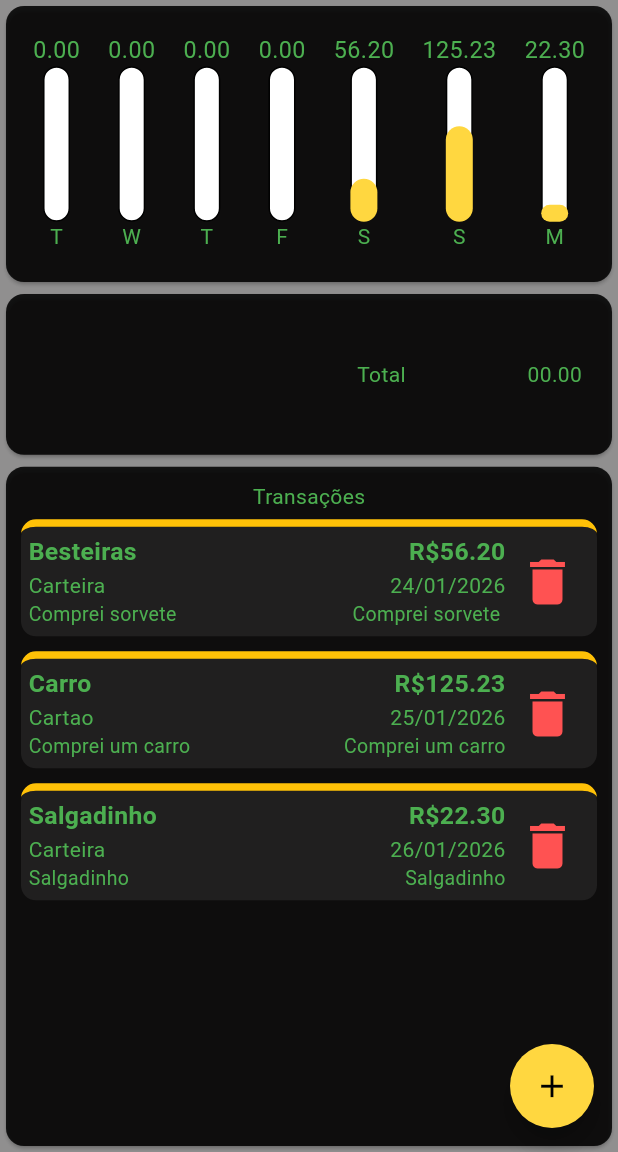
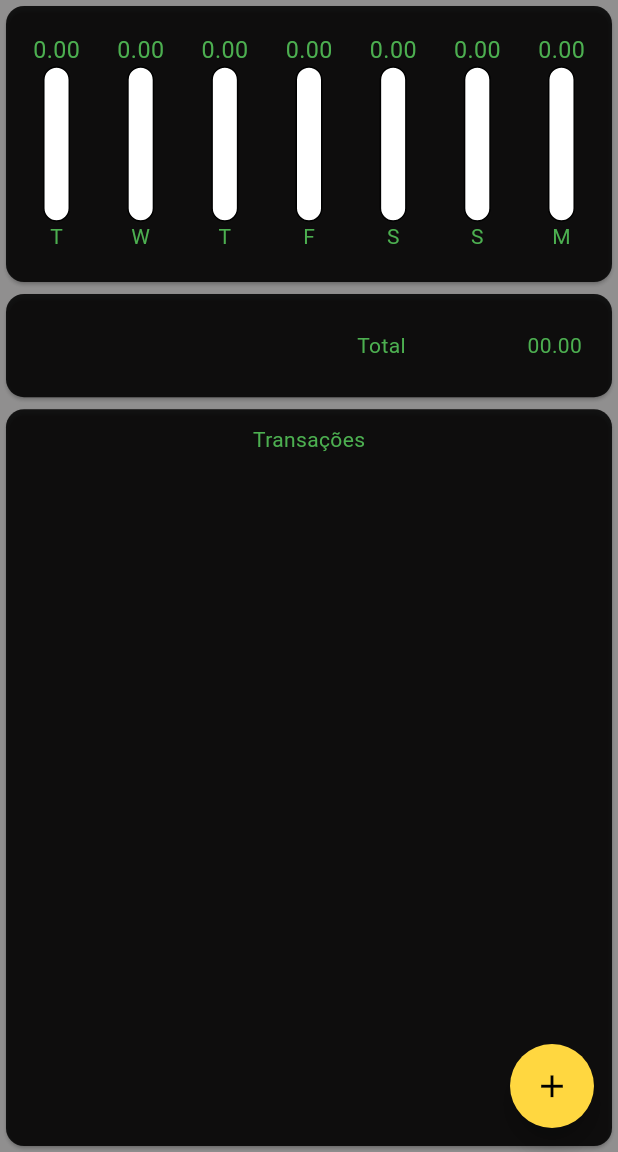
Before and after one commit to jefferson-Felipy/Flutter-Studing, a Flutter app: the screen it shows after launch, on a phone screen of 412 x 824 dp, the part 84-1236 px from its top. Run offline on Flutter 3.47's test engine with Material 3 defaults, Android fonts, the phone set to English and light mode, and no system bars.

Commit message:
Adicionando métodos e propriedades especificas

```diff
--- a/lib/main.dart
+++ b/lib/main.dart
@@ -1,4 +1,5 @@
 import 'package:flutter/material.dart';
+// import 'package:flutter/services.dart';
 import 'package:open_editor/components/transaction_chart.dart';
 import 'package:open_editor/components/transaction_form.dart';
 import 'package:open_editor/components/transaction_list.dart';
@@ -6,6 +7,12 @@ import 'package:open_editor/components/transaction_total.dart';
 import 'package:open_editor/models/transaction.dart';
 
 void main() {
+  // SystemChrome.setPreferredOrientations([
+  //   DeviceOrientation.portraitUp,
+  //   DeviceOrientation.portraitDown,
+  //   DeviceOrientation.landscapeLeft,
+  //   DeviceOrientation.landscapeRight,
+  // ]);
   runApp(const HomePageApp());
 }
 
@@ -58,35 +65,7 @@ class OpenEditorApp extends StatefulWidget {
 
 class OpenEditorAppState extends State<OpenEditorApp> {
   //Lista de transações_
-  final List<Transaction> _transactions = [
-    Transaction(
-      id: '1',
-      value: 56.2,
-      categoria: 'Besteiras',
-      carteira: 'Carteira',
-      date: DateTime.now().subtract(Duration(days: 2)),
-      descricao: 'Sorvete a noite',
-      nota: 'Comprei sorvete ',
-    ),
-    Transaction(
-      id: '2',
-      value: 125.23,
-      categoria: 'Carro',
-      carteira: 'Cartao',
-      date: DateTime.now().subtract(Duration(days: 1)),
-      descricao: 'Carro de formula 1',
-      nota: 'Comprei um carro',
-    ),
-    Transaction(
-      id: '3',
-      value: 22.3,
-      categoria: 'Salgadinho',
-      carteira: 'Carteira',
-      date: DateTime.now(),
-      descricao: 'Comprei salgadinhp',
-      nota: 'Salgadinho',
-    ),
-  ];
+  final List<Transaction> _transactions = [];
 
   //Lista de transações da mesma semana filtrada usando o where()_
   List<Transaction> get _recentTransactions {
@@ -95,6 +74,34 @@ class OpenEditorAppState extends State<OpenEditorApp> {
     }).toList();
   }
 
+  //Criando novas transações_
+  void _createNewTransaction(Transaction tr) {
+    setState(() {
+      _transactions.add(
+        Transaction(
+          id: tr.id,
+          value: tr.value,
+          categoria: tr.categoria,
+          carteira: tr.carteira,
+          date: tr.date,
+          descricao: tr.descricao,
+          nota: tr.nota,
+          verifyTransaction: tr.verifyTransaction,
+        ),
+      );
+    });
+  }
+
+  //removendo transações_
+  void _removeTransaction(String id) {
+    setState(() {
+      _transactions.removeWhere((tr) {
+        return tr.id == id;
+      });
+    });
+  }
+
+  //Modal inferior para o formulário_
   void sheetModalBottom() {
     showModalBottomSheet(
       elevation: 6,
@@ -103,22 +110,32 @@ class OpenEditorAppState extends State<OpenEditorApp> {
       isScrollControlled: true,
       context: context,
       builder: (_) {
-        return TransactionForm();
+        return TransactionForm(createTransaction: _createNewTransaction);
       },
     );
   }
 
-  void _removeTransaction(String id) {
-    setState(() {
-      _transactions.removeWhere((tr) {
-        return tr.id == id;
-      });
-    });
+  //verifica se o chart esta ativo_
+  bool isChart = true;
+  //OBS: Toda propriedade que sofrerá mudança de estado ao decorrer da aplicação,
+  //deve ficar fora do método build();
+  //O método build() não guarda estado;
+
+  //Calcula a soma das transações_
+  double sumTransactions() {
+    return _recentTransactions.fold(
+      0.0,
+      (initValue, tr) => initValue + tr.value,
+    );
   }
 
   @override
   Widget build(BuildContext context) {
     final MediaQueryData mediaQuery = MediaQuery.of(context);
+
+    //verifica se a tela esta na orientação paisagem_
+    final bool windowOrientationLandscape =
+        mediaQuery.orientation == Orientation.landscape;
 
     final AppBar appBar = AppBar(
       title: Padding(
@@ -126,10 +143,20 @@ class OpenEditorAppState extends State<OpenEditorApp> {
         child: Text('Transações Pessoais'),
       ),
       actions: [
+        if (windowOrientationLandscape)
           IconButton(
-          onPressed: () {},
+            onPressed: () {
+              setState(() {
+                isChart = !isChart;
+              });
+            },
+            icon: Icon(isChart ? Icons.pie_chart : Icons.list_alt_outlined),
+          ),
+        IconButton(
+          onPressed: () => sheetModalBottom(),
           icon: Icon(Icons.add, size: Theme.of(context).iconTheme.size),
         ),
+        if (!windowOrientationLandscape)
           IconButton(
             onPressed: () {},
             icon: Icon(
@@ -151,19 +178,59 @@ class OpenEditorAppState extends State<OpenEditorApp> {
         child: Column(
           crossAxisAlignment: CrossAxisAlignment.stretch,
           children: [
+            // if (windowOrientationLandscape)
+            //   Container(
+            //     padding: EdgeInsets.all(heightWidgetPage * 0.05),
+            //     height: heightWidgetPage * 0.15,
+            //     child: Row(
+            //       mainAxisAlignment: MainAxisAlignment.center,
+            //       children: [
+            //         Text(
+            //           'Exibir Gráfico',
+            //           style: TextStyle(
+            //             color: Theme.of(context).colorScheme.primary,
+            //           ),
+            //         ),
+            //         SizedBox(width: 10),
+            //         Switch.adaptive(
+            //           activeThumbColor: Colors.amberAccent,
+            //           inactiveThumbColor: Colors.blueGrey,
+            //           value: isChart,
+            //           onChanged: (value) {
+            //             setState(() {
+            //               isChart = value;
+            //             });
+            //           },
+            //         ),
+            //       ],
+            //     ),
+            //   ),
+
             //Chart_
+            if (isChart || !windowOrientationLandscape)
               SizedBox(
-              height: heightWidgetPage * 0.25,
-              child: TransactionChart(recentTransactions: _recentTransactions),
+                height:
+                    heightWidgetPage *
+                    (windowOrientationLandscape ? 0.95 : 0.25),
+                child: TransactionChart(
+                  recentTransactions: _recentTransactions,
+                ),
               ),
             //Total das transações
+            if (!isChart || !windowOrientationLandscape)
               SizedBox(
-              height: heightWidgetPage * 0.15,
-              child: TransactionTotal(),
+                height:
+                    heightWidgetPage * (windowOrientationLandscape ? 0.2 : 0.1),
+                child: TransactionTotal(
+                  totalSumTransactions: sumTransactions(),
+                ),
               ),
             //Lista de Transações
+            if (!isChart || !windowOrientationLandscape)
               SizedBox(
-              height: heightWidgetPage * 0.6,
+                height:
+                    heightWidgetPage *
+                    (windowOrientationLandscape ? 0.8 : 0.65),
                 child: TransactionList(
                   transactions: _recentTransactions,
                   removeTransaction: _removeTransaction,
@@ -181,7 +248,9 @@ class OpenEditorAppState extends State<OpenEditorApp> {
         onPressed: () => sheetModalBottom(),
         child: Icon(Icons.add, color: const Color.fromARGB(255, 0, 0, 0)),
       ),
-      floatingActionButtonLocation: FloatingActionButtonLocation.endFloat,
+      floatingActionButtonLocation: windowOrientationLandscape && isChart
+          ? FloatingActionButtonLocation.centerFloat
+          : FloatingActionButtonLocation.endFloat,
     );
   }
 }
```
Lines whose indentation alone changed are shown as unchanged.
